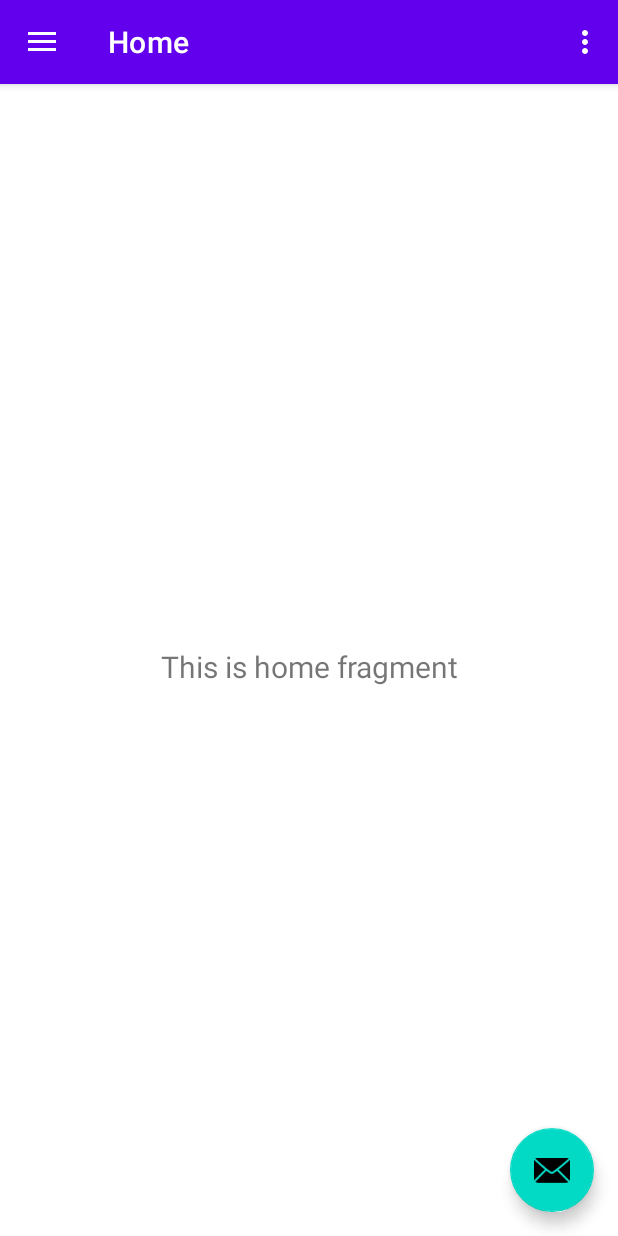
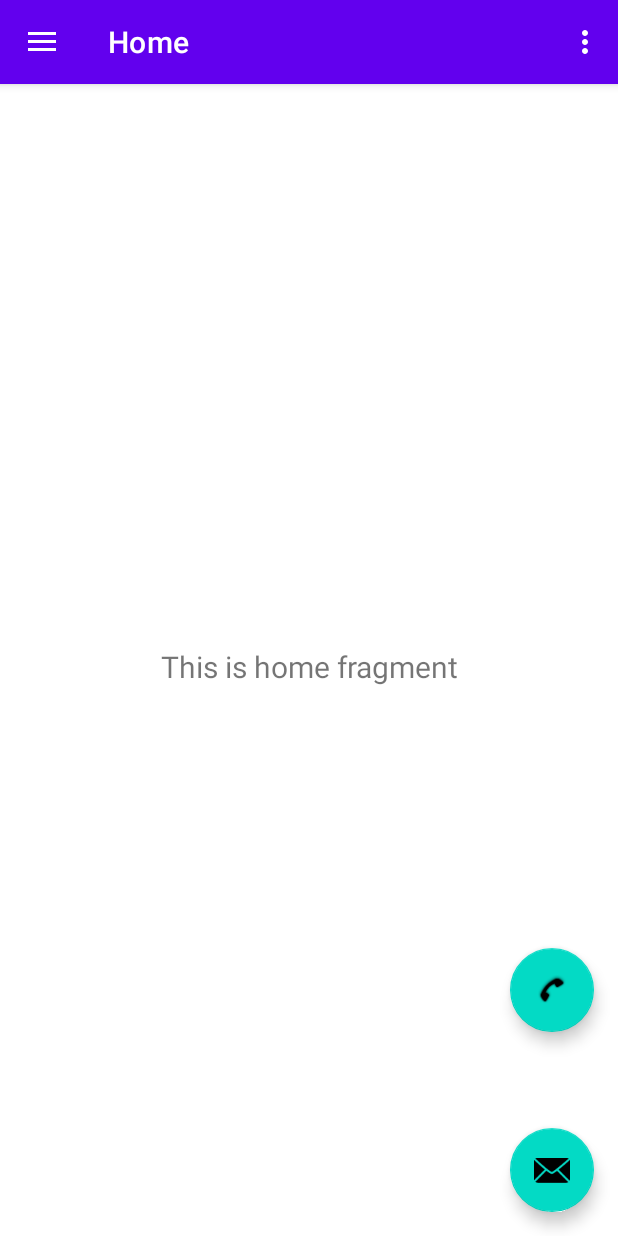
Before and after one commit to ETS-Android4/les-choeurs-dartichaut-android-app, an Android app: the screen it shows after launch (MainActivity), on a phone screen of 412 x 824 dp. Run offline under Robolectric (Android 15) with nearby library versions, the phone set to English and light mode, and no system bars; our stand-ins replace navigation-ui.

Commit message:
Add Btn for Phone

```diff
--- a/app/src/main/res/layout/app_bar_main.xml
+++ b/app/src/main/res/layout/app_bar_main.xml
@@ -31,4 +31,14 @@
         android:layout_marginBottom="16dp"
         app:srcCompat="@android:drawable/ic_dialog_email" />
 
+    <com.google.android.material.floatingactionbutton.FloatingActionButton
+        android:id="@+id/NumBtn"
+        android:layout_width="wrap_content"
+        android:layout_height="wrap_content"
+        android:layout_gravity="bottom|right|end"
+        android:layout_marginEnd="@dimen/fab_margin"
+        android:layout_marginBottom="16dp"
+        android:translationY="-180px"
+        app:srcCompat="@android:drawable/stat_sys_phone_call" />
+
 </androidx.coordinatorlayout.widget.CoordinatorLayout>
```
